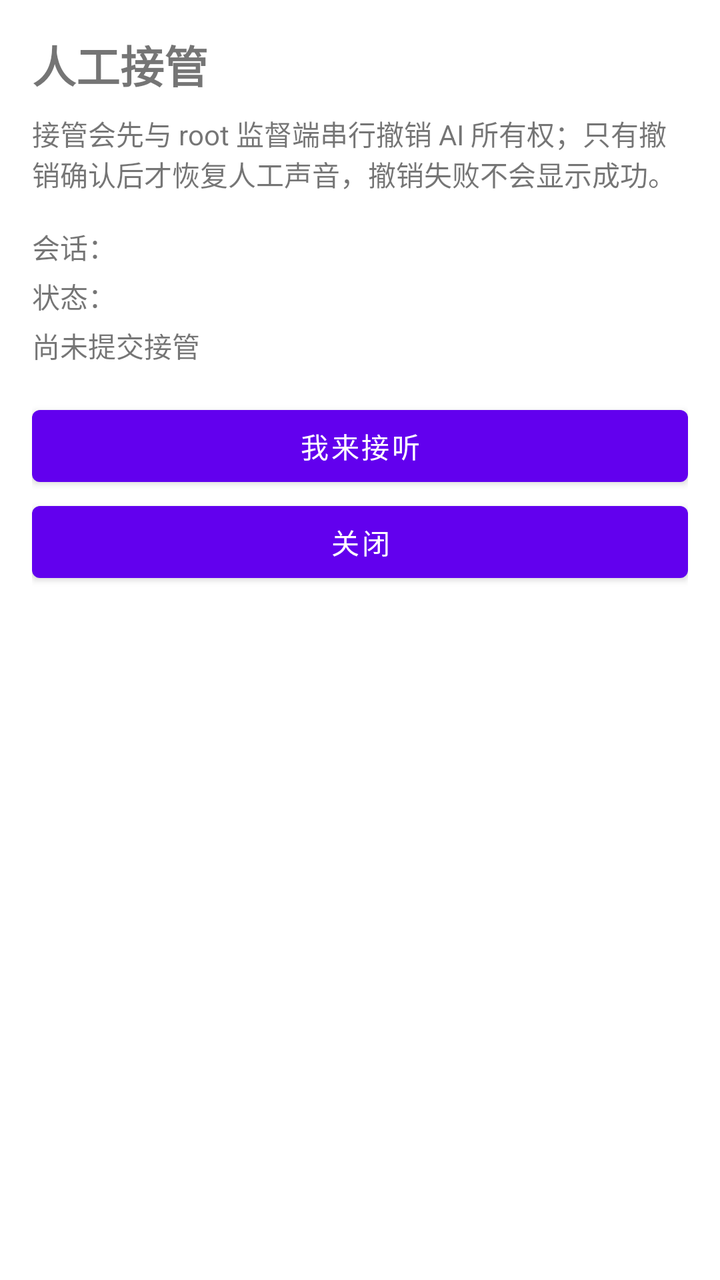
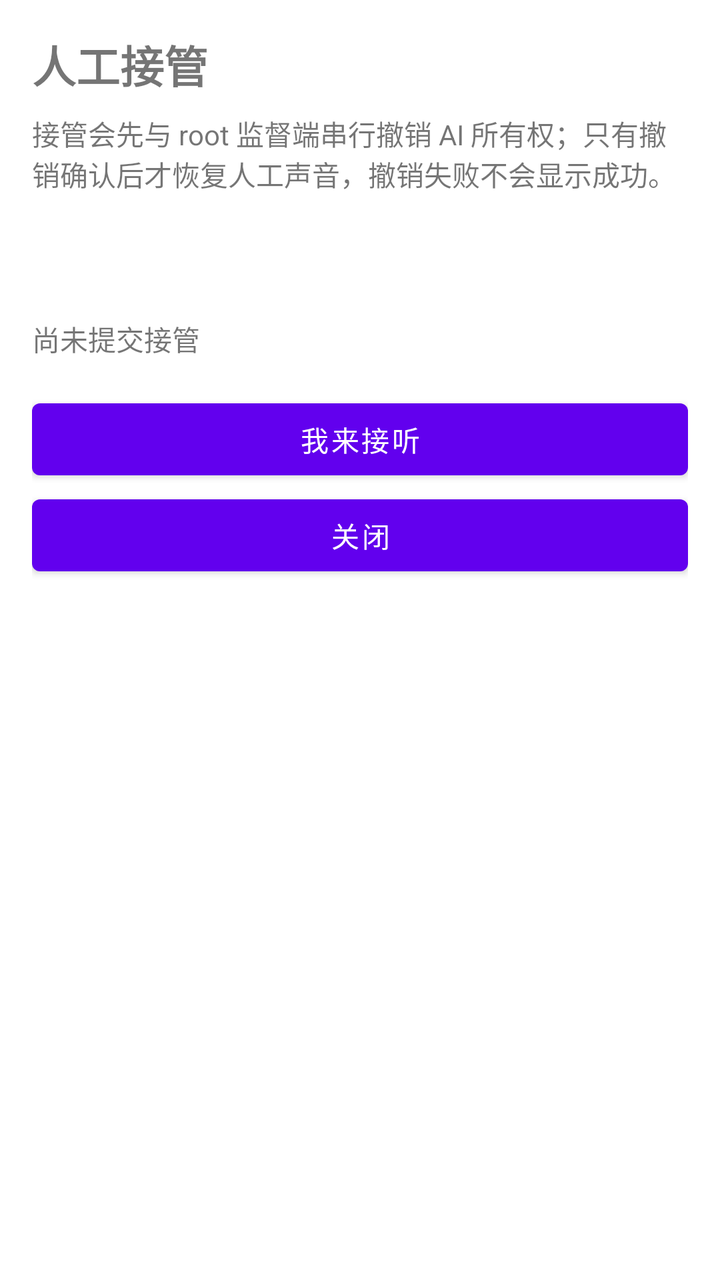

The first picture is an Android layout as it rendered before a commit; the second is the same layout after the commit. The layout source and the unified diff follow.
<!-- AndroidManifest.xml: application theme Theme.AgentCall -->
<!-- res/layout/activity_takeover.xml -->
<?xml version="1.0" encoding="utf-8"?>
<ScrollView xmlns:android="http://schemas.android.com/apk/res/android"
    android:layout_width="match_parent"
    android:layout_height="match_parent"
    android:fillViewport="true">

    <LinearLayout
        android:layout_width="match_parent"
        android:layout_height="wrap_content"
        android:orientation="vertical"
        android:padding="16dp">

        <TextView
            android:layout_width="match_parent"
            android:layout_height="wrap_content"
            android:text="@string/takeover_title"
            android:textSize="22sp"
            android:textStyle="bold" />

        <TextView
            android:layout_width="match_parent"
            android:layout_height="wrap_content"
            android:layout_marginTop="8dp"
            android:text="@string/takeover_intro" />

        <TextView
            android:id="@+id/takeover_session"
            android:layout_width="match_parent"
            android:layout_height="wrap_content"
            android:layout_marginTop="16dp"
            android:text="@string/takeover_session_prefix" />

        <TextView
            android:id="@+id/takeover_state"
            android:layout_width="match_parent"
            android:layout_height="wrap_content"
            android:layout_marginTop="4dp"
            android:text="@string/takeover_state_prefix" />

        <TextView
            android:id="@+id/takeover_outcome"
            android:layout_width="match_parent"
            android:layout_height="wrap_content"
            android:layout_marginTop="4dp"
            android:text="@string/takeover_outcome_none" />

        <Button
            android:id="@+id/button_takeover_confirm"
            android:layout_width="match_parent"
            android:layout_height="wrap_content"
            android:layout_marginTop="16dp"
            android:text="@string/takeover_button_confirm" />

        <Button
            android:id="@+id/button_takeover_close"
            android:layout_width="match_parent"
            android:layout_height="wrap_content"
            android:text="@string/takeover_button_close" />
    </LinearLayout>
</ScrollView>
<!-- resources referenced by this layout -->
<resources>
  <string name="takeover_button_close">关闭</string>
  <string name="takeover_button_confirm">我来接听</string>
  <string name="takeover_intro">接管会先与 root 监督端串行撤销 AI 所有权；只有撤销确认后才恢复人工声音，撤销失败不会显示成功。</string>
  <string name="takeover_outcome_none">尚未提交接管</string>
  <string name="takeover_session_prefix">会话：</string>
  <string name="takeover_state_prefix">状态：</string>
  <string name="takeover_title">人工接管</string>
  <style name="Theme.AgentCall" parent="Theme.MaterialComponents.DayNight.DarkActionBar">
          
          <item name="colorPrimary">@color/purple_500</item>
          <item name="colorPrimaryVariant">@color/purple_700</item>
          <item name="colorOnPrimary">@color/white</item>
          
          <item name="colorSecondary">@color/teal_200</item>
          <item name="colorSecondaryVariant">@color/teal_700</item>
          <item name="colorOnSecondary">@color/black</item>
          
          <item name="android:statusBarColor">?attr/colorPrimaryVariant</item>
          
      </style>
  <color name="purple_500">#FF6200EE</color>
  <color name="purple_700">#FF3700B3</color>
  <color name="white">#FFFFFFFF</color>
  <color name="teal_200">#FF03DAC5</color>
  <color name="teal_700">#FF018786</color>
  <color name="black">#FF000000</color>
</resources>

<!-- the commit's change to res/layout/activity_takeover.xml (unified diff, before → after) -->
@@ -27,15 +27,13 @@
             android:id="@+id/takeover_session"
             android:layout_width="match_parent"
             android:layout_height="wrap_content"
-            android:layout_marginTop="16dp"
-            android:text="@string/takeover_session_prefix" />
+            android:layout_marginTop="16dp" />
 
         <TextView
             android:id="@+id/takeover_state"
             android:layout_width="match_parent"
             android:layout_height="wrap_content"
-            android:layout_marginTop="4dp"
-            android:text="@string/takeover_state_prefix" />
+            android:layout_marginTop="4dp" />
 
         <TextView
             android:id="@+id/takeover_outcome"
<!-- resource entries referenced after the edit -->
@@ -4,8 +4,6 @@
   <string name="takeover_button_confirm">我来接听</string>
   <string name="takeover_intro">接管会先与 root 监督端串行撤销 AI 所有权；只有撤销确认后才恢复人工声音，撤销失败不会显示成功。</string>
   <string name="takeover_outcome_none">尚未提交接管</string>
-  <string name="takeover_session_prefix">会话：</string>
-  <string name="takeover_state_prefix">状态：</string>
   <string name="takeover_title">人工接管</string>
   <style name="Theme.AgentCall" parent="Theme.MaterialComponents.DayNight.DarkActionBar">
           
